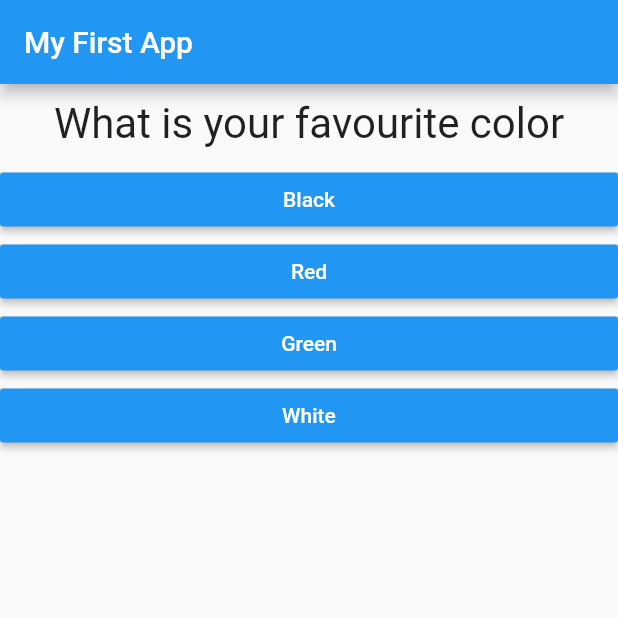
After one commit to deepBn/flutter-course-quiz, a Flutter app: the screen it shows after launch, on a phone screen of 412 x 824 dp, the top half of it. The commit adds this screen. Run offline on Flutter 3.47's test engine with Material 2 defaults, Android fonts, the phone set to English and light mode, and no system bars.

Commit message:
added separate libs for quiz and result

```diff
--- a/lib/main.dart
+++ b/lib/main.dart
@@ -1,7 +1,7 @@
 import 'package:flutter/material.dart';
 
-import './question.dart';
-import './answer.dart';
+import './quiz.dart';
+import './result.dart';
 
 void main() => runApp(MyApp());
 
@@ -14,7 +14,7 @@ class MyApp extends StatefulWidget {
 
 class _MyAppState extends State<MyApp> {
   var _questionIndex = 0;
-  final questions = const [
+  final _questions = const [
     {
       'questionText': 'What is your favourite color',
       'answers': ['Black', 'Red', 'Green', 'White']
@@ -43,21 +43,13 @@ class _MyAppState extends State<MyApp> {
         appBar: AppBar(
           title: Text('My First App'),
         ),
-        body: _questionIndex < questions.length
-            ? Column(
-                children: <Widget>[
-                  Question(
-                    questions[_questionIndex]['questionText'],
-                  ),
-                  ...(questions[_questionIndex]['answers'] as List<String>)
-                      .map((answer) {
-                    return Answer(_answerQuestion, answer);
-                  }).toList(),
-                ],
+        body: _questionIndex < _questions.length
+            ? Quiz(
+                questions: _questions,
+                answerQuestion: _answerQuestion,
+                questionIndex: _questionIndex,
               )
-            : Center(
-                child: Text('You did it!'),
-              ),
+            : Result(),
       ),
     );
   }
--- /dev/null
+++ b/lib/quiz.dart
@@ -0,0 +1,30 @@
+import 'package:flutter/material.dart';
+
+import './question.dart';
+import './answer.dart';
+
+class Quiz extends StatelessWidget {
+  final List<Map<String, Object>> questions;
+  final int questionIndex;
+  final Function answerQuestion;
+
+  Quiz({
+    @required this.questions,
+    @required this.answerQuestion,
+    @required this.questionIndex,
+  });
+
+  @override
+  Widget build(BuildContext context) {
+    return Column(
+      children: <Widget>[
+        Question(
+          questions[questionIndex]['questionText'],
+        ),
+        ...(questions[questionIndex]['answers'] as List<String>).map((answer) {
+          return Answer(answerQuestion, answer);
+        }).toList(),
+      ],
+    );
+  }
+}
```
Also changed, not shown: lib/result.dart (added, +10 -0 lines).
